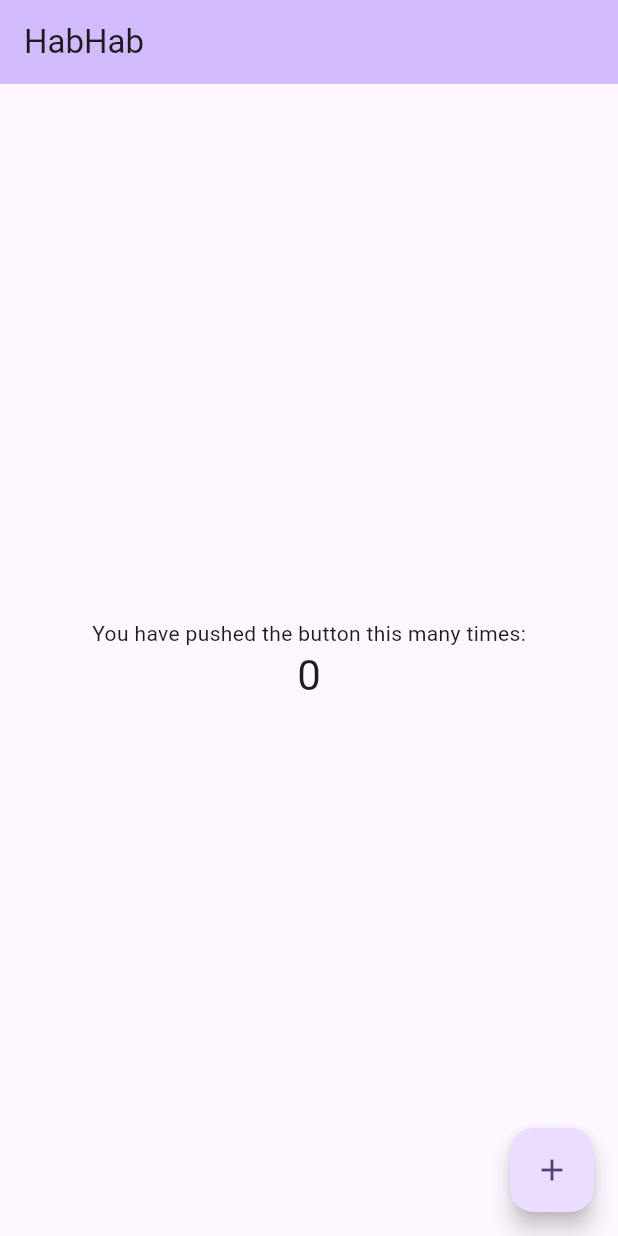
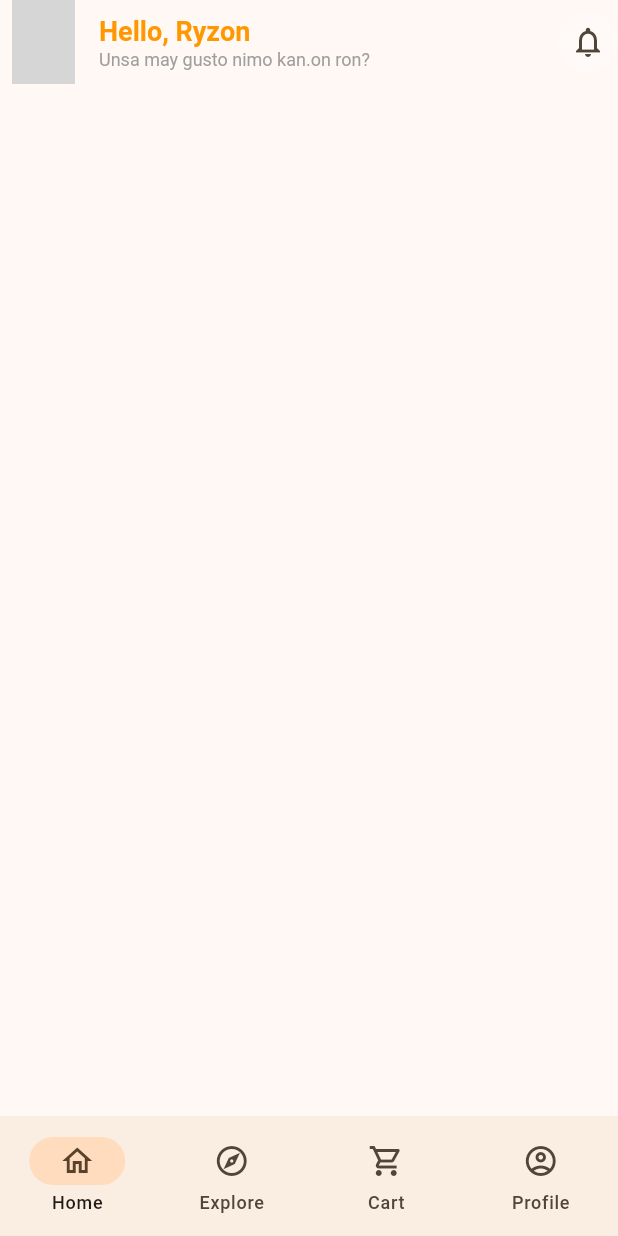
Before and after one commit to raffyamoguis/habhab, a Flutter app: the screen it shows after launch, on a phone screen of 412 x 824 dp. Run offline on Flutter 3.47's test engine with Material 3 defaults, Android fonts, the phone set to English and light mode, and no system bars; grey boxes are pictures that could not be loaded.

Commit message:
update: home

```diff
--- a/lib/main.dart
+++ b/lib/main.dart
@@ -1,4 +1,5 @@
 import 'package:flutter/material.dart';
+import 'package:habhab/screens/home_screen.dart';
 
 void main() {
   runApp(const MyApp());
@@ -13,113 +14,10 @@ class MyApp extends StatelessWidget {
     return MaterialApp(
       title: 'Flutter Demo',
       theme: ThemeData(
-        // This is the theme of your application.
-        //
-        // TRY THIS: Try running your application with "flutter run". You'll see
-        // the application has a blue toolbar. Then, without quitting the app,
-        // try changing the seedColor in the colorScheme below to Colors.green
-        // and then invoke "hot reload" (save your changes or press the "hot
-        // reload" button in a Flutter-supported IDE, or press "r" if you used
-        // the command line to start the app).
-        //
-        // Notice that the counter didn't reset back to zero; the application
-        // state is not lost during the reload. To reset the state, use hot
-        // restart instead.
-        //
-        // This works for code too, not just values: Most code changes can be
-        // tested with just a hot reload.
-        colorScheme: ColorScheme.fromSeed(seedColor: Colors.deepPurple),
+        colorScheme: ColorScheme.fromSeed(seedColor: Colors.orange),
         useMaterial3: true,
       ),
-      home: const MyHomePage(title: 'HabHab'),
+      home: const Home(),
     );
   }
 }
-
-class MyHomePage extends StatefulWidget {
-  const MyHomePage({super.key, required this.title});
-
-  // This widget is the home page of your application. It is stateful, meaning
-  // that it has a State object (defined below) that contains fields that affect
-  // how it looks.
-
-  // This class is the configuration for the state. It holds the values (in this
-  // case the title) provided by the parent (in this case the App widget) and
-  // used by the build method of the State. Fields in a Widget subclass are
-  // always marked "final".
-
-  final String title;
-
-  @override
-  State<MyHomePage> createState() => _MyHomePageState();
-}
-
-class _MyHomePageState extends State<MyHomePage> {
-  int _counter = 0;
-
-  void _incrementCounter() {
-    setState(() {
-      // This call to setState tells the Flutter framework that something has
-      // changed in this State, which causes it to rerun the build method below
-      // so that the display can reflect the updated values. If we changed
-      // _counter without calling setState(), then the build method would not be
-      // called again, and so nothing would appear to happen.
-      _counter++;
-    });
-  }
-
-  @override
-  Widget build(BuildContext context) {
-    // This method is rerun every time setState is called, for instance as done
-    // by the _incrementCounter method above.
-    //
-    // The Flutter framework has been optimized to make rerunning build methods
-    // fast, so that you can just rebuild anything that needs updating rather
-    // than having to individually change instances of widgets.
-    return Scaffold(
-      appBar: AppBar(
-        // TRY THIS: Try changing the color here to a specific color (to
-        // Colors.amber, perhaps?) and trigger a hot reload to see the AppBar
-        // change color while the other colors stay the same.
-        backgroundColor: Theme.of(context).colorScheme.inversePrimary,
-        // Here we take the value from the MyHomePage object that was created by
-        // the App.build method, and use it to set our appbar title.
-        title: Text(widget.title),
-      ),
-      body: Center(
-        // Center is a layout widget. It takes a single child and positions it
-        // in the middle of the parent.
-        child: Column(
-          // Column is also a layout widget. It takes a list of children and
-          // arranges them vertically. By default, it sizes itself to fit its
-          // children horizontally, and tries to be as tall as its parent.
-          //
-          // Column has various properties to control how it sizes itself and
-          // how it positions its children. Here we use mainAxisAlignment to
-          // center the children vertically; the main axis here is the vertical
-          // axis because Columns are vertical (the cross axis would be
-          // horizontal).
-          //
-          // TRY THIS: Invoke "debug painting" (choose the "Toggle Debug Paint"
-          // action in the IDE, or press "p" in the console), to see the
-          // wireframe for each widget.
-          mainAxisAlignment: MainAxisAlignment.center,
-          children: <Widget>[
-            const Text(
-              'You have pushed the button this many times:',
-            ),
-            Text(
-              '$_counter',
-              style: Theme.of(context).textTheme.headlineMedium,
-            ),
-          ],
-        ),
-      ),
-      floatingActionButton: FloatingActionButton(
-        onPressed: _incrementCounter,
-        tooltip: 'Increment',
-        child: const Icon(Icons.add),
-      ), // This trailing comma makes auto-formatting nicer for build methods.
-    );
-  }
-}
--- /dev/null
+++ b/lib/screens/home_screen.dart
@@ -0,0 +1,77 @@
+import 'package:flutter/material.dart';
+
+class Home extends StatefulWidget {
+  const Home({super.key});
+
+  @override
+  State<Home> createState() => _HomeState();
+}
+
+class _HomeState extends State<Home> {
+  @override
+  Widget build(BuildContext context) {
+    return Scaffold(
+      appBar: AppBar(
+        title: const Column(
+          crossAxisAlignment: CrossAxisAlignment.start,
+          children: [
+            Text(
+              "Hello, Ryzon",
+              style: TextStyle(
+                  fontSize: 18.0,
+                  color: Colors.orange,
+                  fontWeight: FontWeight.bold),
+            ),
+            Text(
+              "Unsa may gusto nimo kan.on ron?",
+              style: TextStyle(fontSize: 12.0, color: Colors.grey),
+            ),
+          ],
+        ),
+        leading: const Padding(
+          padding: EdgeInsets.only(left: 8.0),
+          child: CircleAvatar(
+            backgroundImage: AssetImage("assets/images/avatar.jpg"),
+          ),
+        ),
+        leadingWidth: 50.0,
+        actions: [
+          Ink(
+            width: 40.0,
+            height: 40.0,
+            decoration: const ShapeDecoration(
+              color: Colors.white24,
+              shape: CircleBorder(),
+            ),
+            child: IconButton(
+                onPressed: () {},
+                icon: const Icon(Icons.notifications_outlined)),
+          )
+        ],
+      ),
+      bottomNavigationBar: NavigationBar(
+        selectedIndex: 0,
+        // backgroundColor: Colors.white,
+        surfaceTintColor: Colors.white,
+        destinations: const [
+          NavigationDestination(
+            icon: Icon(Icons.home_outlined),
+            label: "Home",
+          ),
+          NavigationDestination(
+            icon: Icon(Icons.explore_outlined),
+            label: "Explore",
+          ),
+          NavigationDestination(
+            icon: Icon(Icons.shopping_cart_outlined),
+            label: "Cart",
+          ),
+          NavigationDestination(
+            icon: Icon(Icons.account_circle_outlined),
+            label: "Profile",
+          ),
+        ],
+      ),
+    );
+  }
+}
```
